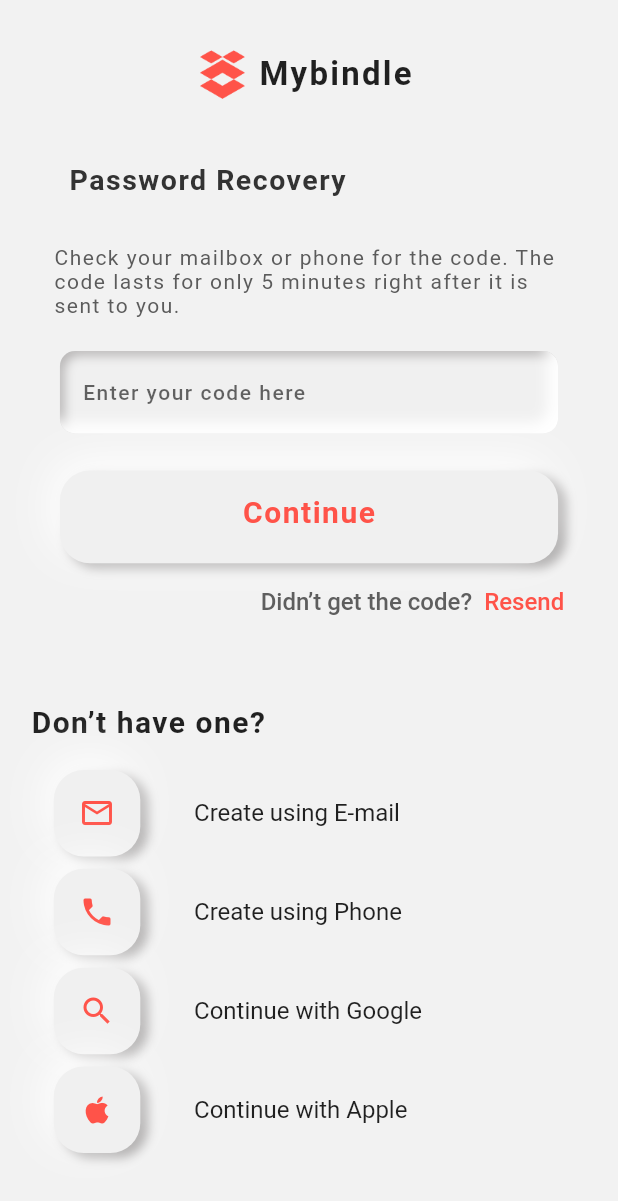
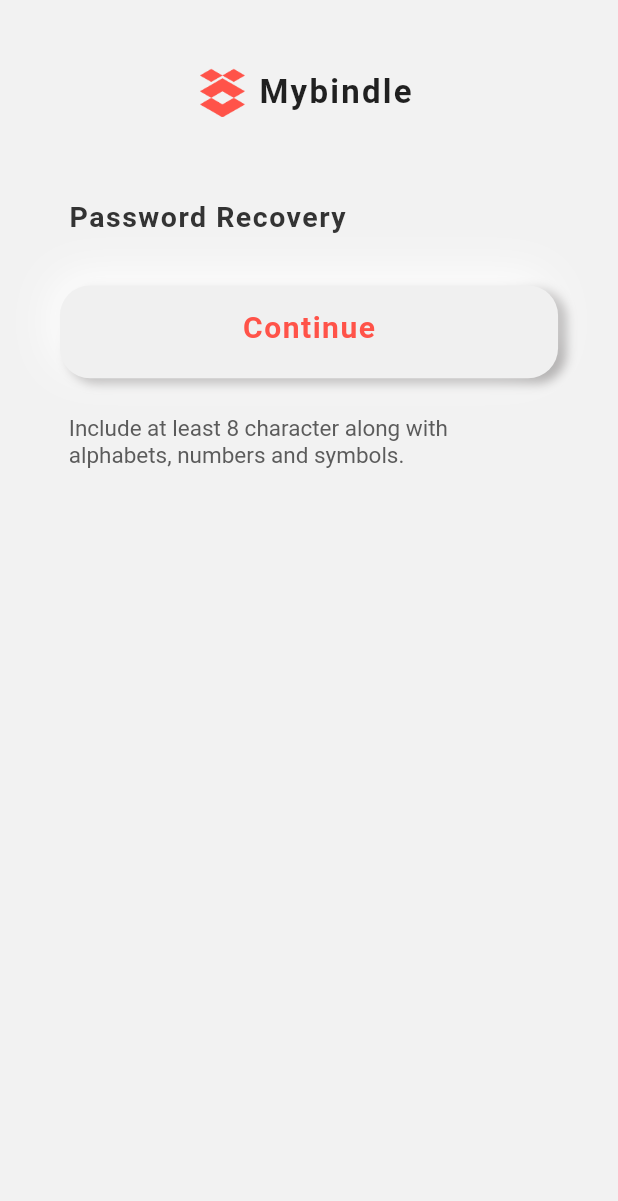
Before and after one commit to VedantPancholi/Mybindel, a Flutter app: the enterCode screen opened directly, after a tap on "Continue", on a phone screen of 412 x 824 dp. Shown: the top 1201 px of the screen. Run offline on Flutter 3.47's test engine with Material 2 defaults, Android fonts, the light colour scheme and no system bars; our stand-ins replace flutter_inset_box_shadow; Roboto replaces fonts that are missing (Avant).

Commit message:
Working on Password reset in both themes

```diff
--- a/lib/palette/palette.dart
+++ b/lib/palette/palette.dart
@@ -6,6 +6,7 @@ import 'package:flutter_inset_box_shadow/flutter_inset_box_shadow.dart';
 Color light_Scaffold_color = Color.fromRGBO(242, 242, 242, 1);
 Color dark_Scaffold_color = Color.fromRGBO(26, 26, 26, 1.0);
 Color orange_color = Color.fromRGBO(255, 83, 73, 1);
+
 final theme = SchedulerBinding.instance.platformDispatcher.platformBrightness;
 
 BoxDecoration neu_Morphism = BoxDecoration(
--- a/lib/screens/EnterCodePage.dart
+++ b/lib/screens/EnterCodePage.dart
@@ -1,4 +1,6 @@
 import 'package:flutter/material.dart';
+import 'package:mybindel_test/pagerouter/customPageRouter.dart';
+import 'package:mybindel_test/screens/password_reset.dart';
 
 import '../palette/palette.dart';
 import '../widgets/creatorButton_widget.dart';
@@ -25,7 +27,7 @@ class _enterCodeState extends State<enterCode> {
       body: Column(children: [
         Container(
           alignment: Alignment.center,
-          height: size.height * 0.12,
+          height: size.height * 0.15,
           width: size.width,
           color: theme == Brightness.light
               ? light_Scaffold_color
@@ -121,6 +123,7 @@ class _enterCodeState extends State<enterCode> {
                       height: size.height * 0.075,
                       width: size.width * 0.82,
                       onpressed: () {
+                        Navigator.push(context, custompageroute(child: PasswordReset()));
                         print(_emailcontroller.text);
                       })),
               SizedBox(height: size.height * 0.010),
--- a/lib/screens/loginPage.dart
+++ b/lib/screens/loginPage.dart
@@ -1,12 +1,13 @@
 import 'package:flutter/material.dart';
+import 'package:flutter/scheduler.dart';
 import 'package:mybindel_test/screens/sendCodePage.dart';
 import 'package:mybindel_test/widgets/creatorButton_widget.dart';
 // import 'package:font_awesome_flutter/font_awesome_flutter.dart';
 import '../pagerouter/customPageRouter.dart';
 import '../palette/palette.dart';
 import '../widgets/fieldbutton_widget.dart';
-import '../widgets/rowbutton_widget.dart';
 import '../widgets/textformfield.dart';
+// import '../widgets/rowbutton_widget.dart';
 // import 'package:font_awesome_flutter/src/fa_icon.dart';
 
 class login_page extends StatefulWidget {
@@ -20,7 +21,9 @@ class _login_pageState extends State<login_page> {
 
   @override
   Widget build(BuildContext context) {
-    final theme = MediaQuery.of(context).platformBrightness;
+setState(() {
+  final theme = SchedulerBinding.instance.platformDispatcher.platformBrightness;
+});
 
     final size = MediaQuery.of(context).size;
 
@@ -29,7 +32,7 @@ class _login_pageState extends State<login_page> {
       body: Column(children: [
         Container(
           alignment: Alignment.center,
-          height: size.height * 0.12,
+          height: size.height * 0.15,
           width: size.width,
           color: theme == Brightness.light
               ? light_Scaffold_color
@@ -150,88 +153,6 @@ class _login_pageState extends State<login_page> {
           ),
         ),
         creatorButton(size),
-        // Expanded(
-        //   child: Container(
-        //     width: size.width,
-        //     // color: Colors.green,
-        //     color: theme == Brightness.light
-        //         ? light_Scaffold_color
-        //         : dark_Scaffold_color,
-        //
-        //     child: Column(
-        //       mainAxisAlignment: MainAxisAlignment.start,
-        //       crossAxisAlignment: CrossAxisAlignment.start,
-        //       children: [
-        //         Padding(
-        //             padding: EdgeInsets.symmetric(
-        //                 vertical: size.height * 0.020,
-        //                 horizontal: size.width * 0.050),
-        //             child: Text(
-        //               "Don’t have one?",
-        //               style: TextStyle(
-        //                   fontFamily: 'Avant',
-        //                   fontSize: 20,
-        //                   fontWeight: FontWeight.w600,
-        //                   // color: Color.fromRGBO(51, 51, 51, 1),
-        //                   letterSpacing: 1),
-        //             )),
-        //         rowbutton(
-        //           title: 'Create using E-mail',
-        //           icon: Icons.alternate_email,
-        //           onpressed: () {
-        //             print("ok");
-        //           },
-        //           margin: EdgeInsets.symmetric(
-        //               vertical: size.height * 0.005,
-        //               horizontal: size.width * 0.087),
-        //           iconHeight: size.height * 0.07,
-        //           iconWidth: size.width * 0.14,
-        //           width: size.width * 0.60,
-        //         ),
-        //         rowbutton(
-        //           title: 'Create using Phone',
-        //           icon: Icons.phone,
-        //           onpressed: () {
-        //             print("ok");
-        //           },
-        //           margin: EdgeInsets.symmetric(
-        //               vertical: size.height * 0.005,
-        //               horizontal: size.width * 0.087),
-        //           iconHeight: size.height * 0.07,
-        //           iconWidth: size.width * 0.14,
-        //           width: size.width * 0.60,
-        //         ),
-        //         rowbutton(
-        //           title: 'Continue with Google',
-        //           icon: Icons.search_rounded,
-        //           // FaIcon(FontAwesomeIcons.google),
-        //           onpressed: () {
-        //             print("ok");
-        //           },
-        //           margin: EdgeInsets.symmetric(
-        //               vertical: size.height * 0.005,
-        //               horizontal: size.width * 0.087),
-        //           iconHeight: size.height * 0.07,
-        //           iconWidth: size.width * 0.14,
-        //           width: size.width * 0.60,
-        //         ),
-        //         rowbutton(
-        //           title: 'Continue with Apple',
-        //           icon: Icons.apple,
-        //           onpressed: () {
-        //             print("ok");
-        //           },
-        //           margin: EdgeInsets.symmetric(
-        //               vertical: size.height * 0.005,
-        //               horizontal: size.width * 0.087),
-        //           iconHeight: size.height * 0.07,
-        //           iconWidth: size.width * 0.14,
-        //           width: size.width * 0.60,
-        //         )
-        //       ],
-        //     ),
-        //   ),
-        // ),
       ]),
     );
   }
--- /dev/null
+++ b/lib/screens/password_reset.dart
@@ -0,0 +1,145 @@
+import 'package:flutter/material.dart';
+
+import '../pagerouter/customPageRouter.dart';
+import '../palette/palette.dart';
+import '../widgets/fieldbutton_widget.dart';
+import '../widgets/textformfield.dart';
+
+class PasswordReset extends StatefulWidget {
+  const PasswordReset({Key? key}) : super(key: key);
+
+  @override
+  State<PasswordReset> createState() => _PasswordResetState();
+}
+
+class _PasswordResetState extends State<PasswordReset> {
+  String mustFollow = "Include at least 8 character along with alphabets, numbers and symbols.";
+  @override
+  Widget build(BuildContext context) {
+    final size = MediaQuery.of(context).size;
+    return Scaffold(
+      resizeToAvoidBottomInset: false,
+      body: Column(
+        children: [
+          Container(
+            alignment: Alignment.center,
+            height: size.height * 0.15,
+            width: size.width,
+            color: theme == Brightness.light
+                ? light_Scaffold_color
+                : dark_Scaffold_color,
+            child: Row(mainAxisAlignment: MainAxisAlignment.center, children: [
+              Container(
+                  height: size.height * 0.04,
+                  width: size.width * 0.076,
+                  alignment: Alignment.center,
+                  decoration: BoxDecoration(
+                      image: DecorationImage(
+                          image: AssetImage('asset/images/logo.png')))),
+              SizedBox(width: size.width * 0.010),
+              Container(
+                height: size.height * 0.04,
+                width: size.width * 0.27,
+                alignment: Alignment.center,
+                child: Text(
+                  "Mybindle",
+                  style: TextStyle(
+                      fontWeight: FontWeight.w700,
+                      fontSize: 22,
+                      letterSpacing: 1.5),
+                ),
+              ),
+            ]),
+          ),
+          Expanded(
+            child: Container(
+              padding: EdgeInsets.symmetric(horizontal: size.width * 0.087),
+              color: theme == Brightness.light
+                  ? light_Scaffold_color
+                  : dark_Scaffold_color,
+              height: size.height,
+              width: size.width,
+              // color: Color(0xffff0707),
+              child: Column(
+                crossAxisAlignment: CrossAxisAlignment.start,
+                children: [
+                  Padding(
+                    padding: const EdgeInsets.all(10.0),
+                    child: Text(
+                      "Password Recovery",
+                      style: TextStyle(
+                          color: theme == Brightness.light ? const Color.fromRGBO(51, 51, 51, 1) : Colors.grey.shade100,
+                          // fontFamily: 'Avant',
+                          fontSize: 19,
+                          letterSpacing: 1,
+                          fontWeight: FontWeight.w700),
+                    ),
+                  ),
+                  SizedBox(height: size.height * 0.010),
+
+
+
+
+                  // change here for confirming password
+
+
+
+                  //
+                  // Padding(
+                  //   padding: EdgeInsets.symmetric(
+                  //       vertical: size.height * 0.010,
+                  //       horizontal: size.width * 0.010),
+                  //   child: textfields(
+                  //     hintText: 'Enter new password',
+                  //     keybordType: TextInputType.emailAddress,
+                  //     textController: ,
+                  //     //icon: Icons.password,
+                  //   ),
+                  // ),
+                  // SizedBox(height: size.height * 0.010),Padding(
+                  //   padding: EdgeInsets.symmetric(
+                  //       vertical: size.height * 0.010,
+                  //       horizontal: size.width * 0.010),
+                  //   child: textfields(
+                  //     hintText: 'Confirm new password',
+                  //     keybordType: TextInputType.emailAddress,
+                  //     textController: ,
+                  //     //icon: Icons.password,
+                  //   ),
+                  // ),
+
+
+
+
+
+
+                  SizedBox(height: size.height * 0.010),
+                  Padding(
+                      padding: EdgeInsets.symmetric(
+                          vertical: size.height * 0.010,
+                          horizontal: size.width * 0.010),
+                      child: fieldbutton(
+                          title: "Continue",
+                          height: size.height * 0.075,
+                          width: size.width * 0.82,
+                          onpressed: () {
+                            print("");
+                          })),
+                  SizedBox(height: size.height * 0.010),
+                  Padding(
+                    padding: const EdgeInsets.symmetric(vertical: 8.0,horizontal: 10.0),
+                    child: Text(mustFollow,style: TextStyle(
+                      // fontFamily: 'Avant',
+                        fontSize: 15,
+                        color: theme == Brightness.light ? const Color.fromRGBO(91, 91, 91, 1) : Colors.grey.shade300,
+                        fontWeight: FontWeight.w400),),
+                  ),
+                ],
+              ),
+            ),
+          ),
+        ],
+      ),
+    );
+  }
+}
--- a/lib/screens/sendCodePage.dart
+++ b/lib/screens/sendCodePage.dart
@@ -25,7 +25,7 @@ class _sendCodeState extends State<sendCode> {
       body: Column(children: [
         Container(
           alignment: Alignment.center,
-          height: size.height * 0.12,
+          height: size.height * 0.15,
           width: size.width,
           color: theme == Brightness.light
               ? light_Scaffold_color
--- a/lib/widgets/textformfield.dart
+++ b/lib/widgets/textformfield.dart
@@ -62,7 +62,14 @@ class _textfieldState extends State<textfields> {
         validator: (value) {
           if (value!.isEmpty) {
             return "Enter correct Email or Password";
-          } else {
+          }
+          else {
+            // if(){
+            //
+            // }
+            // else{
+            //  return "for data not found";
+            // }
             return null;
           }
         },
```
Also changed, not shown: lib/widgets/fieldbutton_widget.dart (+2 -19 lines).
